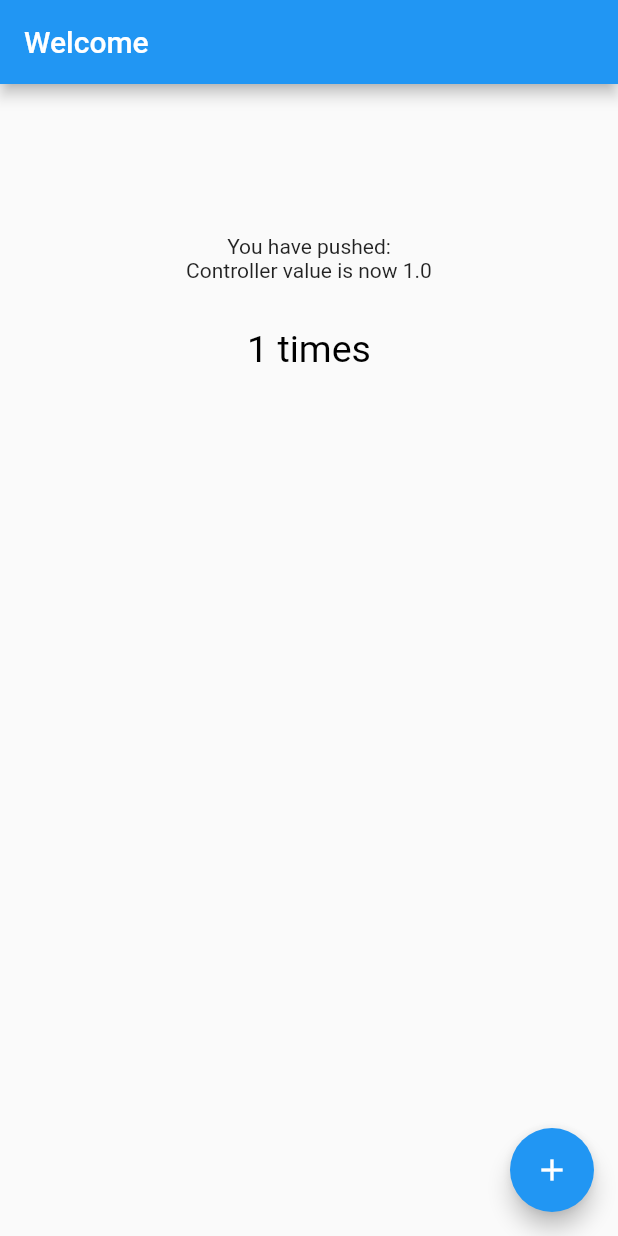
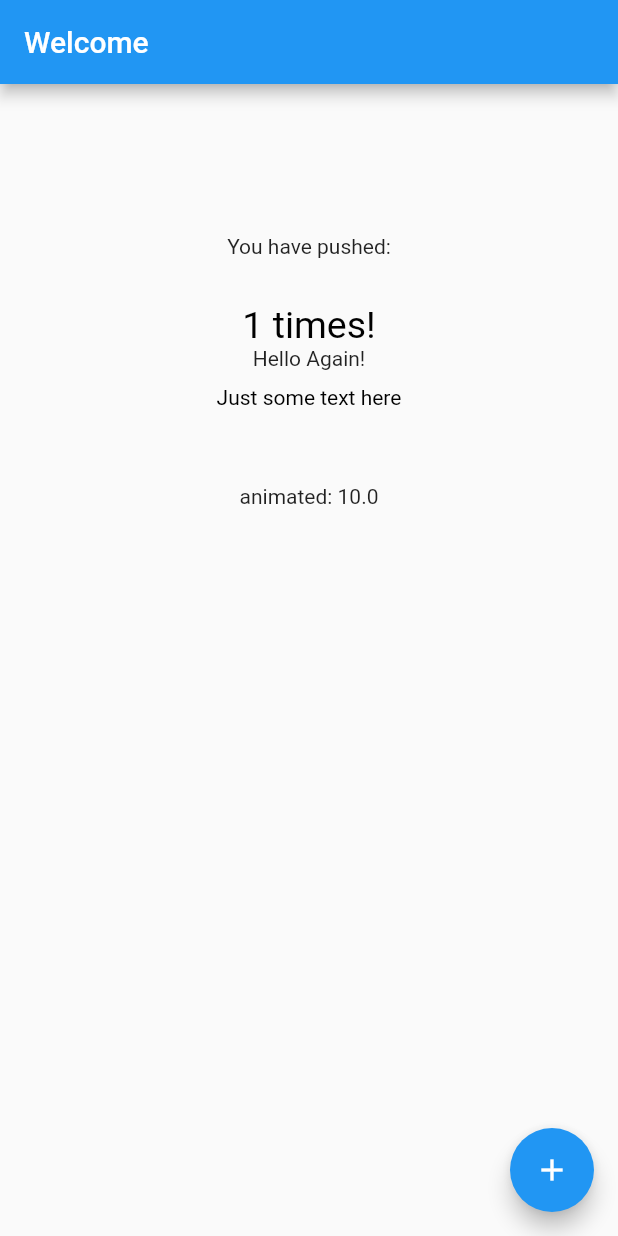
Before and after one commit to blueneogeo/flutter-view-test, a Flutter app: the screen it shows after launch, after a tap on the "add" icon, on a phone screen of 412 x 824 dp. Run offline on Flutter 3.47's test engine with Material 2 defaults, Android fonts, the phone set to English and light mode, and no system bars; our stand-ins replace flutter_platform_widgets.

Commit message:
animating containers

```diff
--- a/lib/app-model.dart
+++ b/lib/app-model.dart
@@ -1,12 +1,28 @@
+import 'package:flutter/animation.dart';
+import 'package:flutter/widgets.dart';
 import 'package:scoped_model/scoped_model.dart';
 
 class AppModel extends Model {
 
+	AnimationController counterAnim;
 	int counter = 0;
+	int previous = 0;
 
 	incrementCounter() {
+		previous = counter;
 		counter++;
 		notifyListeners();
+		this.counterAnim?.reset();
+		this.counterAnim?.forward();
+	}
+
+	onAnimCreated(AnimationController controller) {
+		this.counterAnim = controller;
+	}
+
+	CrossFadeState getFadeState() {
+		if(counter.isEven) return CrossFadeState.showFirst;
+		return CrossFadeState.showSecond;
 	}
 
 }
--- a/lib/main.dart
+++ b/lib/main.dart
@@ -3,14 +3,11 @@ import 'package:tester/app-model.dart';
 import 'package:tester/pages/home/home.dart';
 
 void main() {
-  runApp(App());
+  runApp(TestApp());
 }
 
-class App extends StatelessWidget {
-
-  final appModel = AppModel();
-
+class TestApp extends StatelessWidget {
+  final model = AppModel();
   @override
-  build(context) => HomePage(model: appModel);
-
+  build(context) => HomePage(model: model);
 }
--- a/lib/pages/home/home.dart
+++ b/lib/pages/home/home.dart
@@ -8,16 +8,14 @@ import 'package:flutter_platform_widgets/flutter_platform_widgets.dart';
 import 'package:scoped_model/scoped_model.dart';
 // ignore: unused_import
 import 'package:tester/app-model.dart';
-
+// ignore: unused_import
 import 'package:tester/util/controller_widget.dart';
 
 // ignore: non_constant_identifier_names
  HomePage({ AppModel model,  }) {
   final widget = MaterialApp(
     title: 'Flutter Demo!',
-    home: ScopedModelDescendant<AppModel>(
-      builder: (context, widget, model) {
-        return Scaffold(
+    home: Scaffold(
       appBar: AppBar(
         title: Container(
           child: Text(
@@ -26,35 +24,92 @@ import 'package:tester/util/controller_widget.dart';
         )
       ),
       body: Center(
+        child: ScopedModelDescendant<AppModel>(
+          builder: (context, widget, model) {
+            return Column(
+              children: __flatten([
+                AnimatedSwitcher(
+                  duration: Duration(milliseconds:100),
+                  child: Container(
+                    key: ValueKey(model.counter),
                     child: Column(
                       children: __flatten([
                         Container(
                           child: Text(
                             'You have pushed:'
                           ),
-                  margin: EdgeInsets.only(top: 100.0)
-                ),
-                AnimController(
-                  duration: Duration(seconds: 5,),
-                  autoStart: true,
-                  builder: (controller) {
-                    print('returning text!');
-                    return Text('Controller value is now ${controller.value}');
-                  },
+                          margin: EdgeInsets.only(top: (100).toDouble())
                         ),
                         DefaultTextStyle(
                           child: Container(
                             child: Text(
-                      '${model.counter} times'
+                              '${model.counter} times!'
                             ),
-                    margin: EdgeInsets.only(top: 30.0)
+                            margin: EdgeInsets.only(top: (30).toDouble())
                           ),
                           style: TextStyle(
-                    fontSize: 25.0,
+                            fontSize: (25).toDouble(),
                             color: Colors.black
                           )
                         )
                       ])
+                    )
+                  )
+                ),
+                AnimatedCrossFade(
+                  duration: Duration(seconds:1),
+                  crossFadeState: model.getFadeState(),
+                  firstChild: Text(
+                    'Hello!'
+                  ),
+                  secondChild: Text(
+                    'Hello Again!'
+                  )
+                ),
+                DefaultTextStyle(
+                  child: AnimatedContainer(
+                    duration: Duration(seconds:1),
+                    curve: Curves.easeIn,
+                    child: Column(
+                      children: __flatten([
+                        Text(
+                          'Just some text here'
+                        )
+                      ])
+                    ),
+                    margin: EdgeInsets.only(top: (model.counter*10).toDouble())
+                  ),
+                  style: TextStyle(
+                    color: Colors.black
+                  )
+                ),
+                AnimController(
+                  duration: 1000,
+                  onCreated: model.onAnimCreated,
+                  builder: (controller, child) {
+                    return Column(
+                      children: __flatten([
+                        Container(
+                          child: Text(
+                            'animated: ${animate(controller, begin:1.0, end:10.0, curve: Curves.ease)}'
+                          ),
+                          margin: EdgeInsets.only(top: (50).toDouble())
+                        ),
+                        Container()
+                      ])
+                    );
+                  },
+                  child: true ?
+                    // ignore: dead_code
+                    Text(
+                      'This part is not animated'
+                    )
+                  // ignore: dead_code
+                  : Container()
+                )
+              ])
+            );
+          }
         )
       ),
       floatingActionButton: FloatingActionButton(
@@ -64,8 +119,6 @@ import 'package:tester/util/controller_widget.dart';
           Icons.add
         )
       )
-        );
-      }
     )
   );
   return (model != null) ?
--- a/lib/util/controller_widget.dart
+++ b/lib/util/controller_widget.dart
@@ -1,4 +1,5 @@
 // ignore: unused_import
+import 'package:flutter/foundation.dart';
 import 'package:flutter/material.dart';
 // ignore: unused_import
 import 'package:flutter/cupertino.dart';
@@ -9,35 +10,79 @@ import 'package:scoped_model/scoped_model.dart';
 // ignore: unused_import
 import 'package:tester/app-model.dart';
 
-typedef Widget AnimationControlledBuilder(AnimationController controller);
+typedef Widget AnimControlledBuilder(AnimationController controller, Widget child);
+typedef void OnCreatedAnimationController(AnimationController controller);
 
 class AnimController extends StatefulWidget {
-  final Duration duration;
-  final AnimationControlledBuilder builder;
+  /// the amount of time in milliseconds that the controller takes to animate
+  final int duration;
+
+  /// the builder function that gets called for every tick
+  final AnimControlledBuilder builder;
+
+  /// if true, automatically start the animation
   final bool autoStart;
 
-  AnimController({@required this.duration, @required this.builder, this.autoStart = false});
+  /// optional listener for the creation of the controller
+  final OnCreatedAnimationController onCreated;
+
+  final Widget child;
+
+  AnimController({
+    Key key,
+    @required this.duration,
+    @required this.builder,
+    this.child,
+    this.autoStart = false,
+    this.onCreated,
+  }) : assert(duration != null),
+       assert(builder != null),
+       super(key: key);
 
   @override
   State<AnimController> createState() {
-    return _ControlState(duration: duration, builder: builder, autoStart: autoStart);
+    return _AnimController(
+      duration: Duration(milliseconds: duration),
+      builder: builder,
+      autoStart: autoStart,
+      child: child,
+      onCreated: onCreated,
+    );
+  }
+
+  @override
+  void debugFillProperties(DiagnosticPropertiesBuilder properties) {
+    super.debugFillProperties(properties);
+    properties.add(new IntProperty('duration', duration, unit: 'ms'));
   }
 }
 
-class _ControlState extends State<AnimController> with SingleTickerProviderStateMixin {
-  final Duration duration;
-  final AnimationControlledBuilder builder;
-  final bool autoStart;
+class _AnimController extends State<AnimController>
+    with TickerProviderStateMixin {
+  Duration duration;
+  AnimControlledBuilder builder;
+  bool autoStart;
+  Widget child;
+  OnCreatedAnimationController onCreated;
 
   AnimationController _controller;
 
-  _ControlState({@required this.duration, @required this.builder, this.autoStart});
+  _AnimController({
+    @required this.duration,
+    @required this.builder,
+    this.child,
+    this.autoStart,
+    this.onCreated,
+  });
 
   @override
   void initState() {
     super.initState();
     _controller = AnimationController(duration: duration, vsync: this);
-    if(autoStart) _controller.forward();
+    if (onCreated != null) {
+      onCreated(_controller);
+    }
+    if (autoStart) _controller.forward().orCancel;
   }
 
   @override
@@ -45,8 +90,57 @@ class _ControlState extends State<AnimController> with SingleTickerProviderState
     return AnimatedBuilder(
       animation: _controller,
       builder: (context, widget) {
-        return this.builder(_controller);
+        return this.builder(_controller, child);
       },
+      child: child,
     );
   }
+
+  @override
+  void dispose() {
+    _controller.dispose();
+    super.dispose();
+  }
 }
+
+// ANIMATION
+
+class AnimationBuilder extends StatefulWidget {
+  final AnimationController controller;
+  final Tween<double> tween;
+  final AnimationBuilderBuilder builder;
+
+  AnimationBuilder({
+    @required this.controller,
+    @required this.tween,
+    @required this.builder,
+  });
+
+  @override
+  State<StatefulWidget> createState() {
+    return _AnimationBuilderState(controller, tween, builder);
+  }
+}
+
+typedef Widget AnimationBuilderBuilder(Animation<double> animation);
+
+class _AnimationBuilderState extends State<AnimationBuilder> {
+  AnimationController controller;
+  Tween<double> tween;
+  AnimationBuilderBuilder builder;
+
+  _AnimationBuilderState(this.controller, this.tween, this.builder);
+
+  @override
+  Widget build(BuildContext context) {
+    Animation<double> animation = tween.animate(controller);
+    return builder(animation);
+  }
+}
+
+double animate(AnimationController controller, { double begin = 0.0, double end = 100.0, Curve curve = Curves.linear }) {
+  return Tween(begin: begin, end: end)
+    .chain(CurveTween(curve: curve))
+    .animate(controller)
+    .value;
+}
```
Also changed, not shown: 3 other files. Lines whose indentation alone changed are shown as unchanged.
